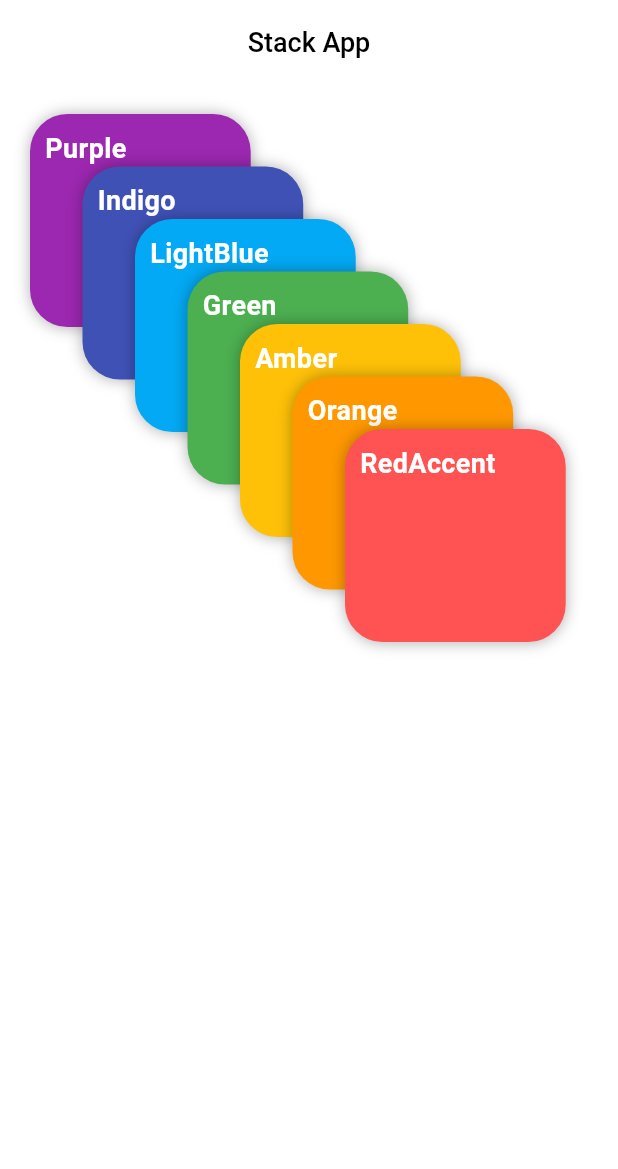
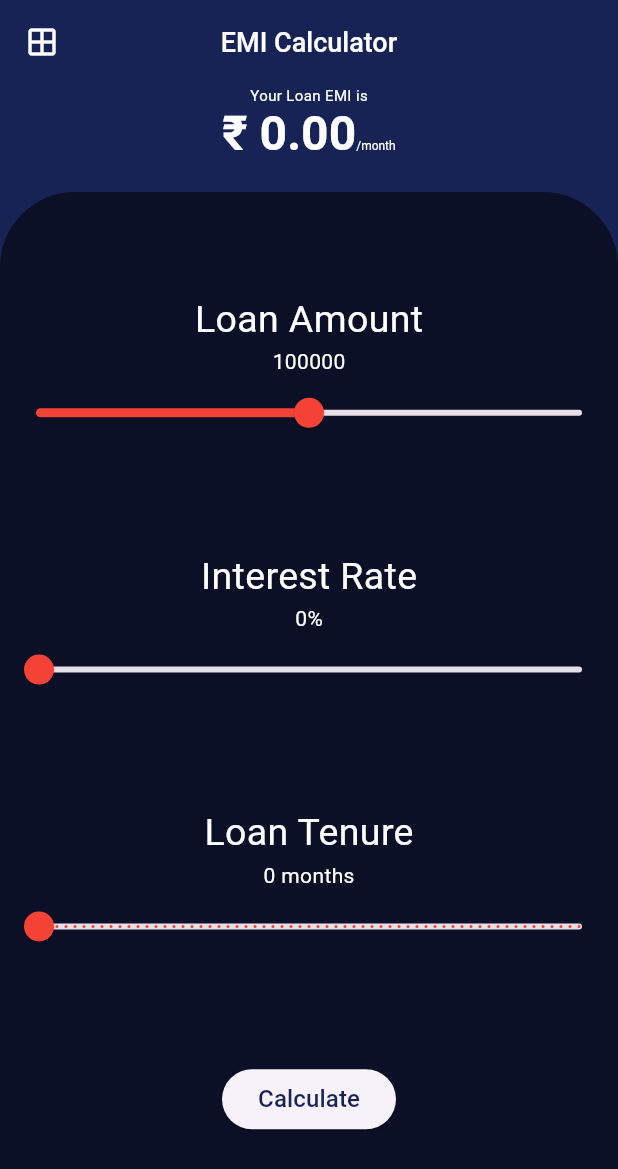
Before and after one commit to Zimil-Patel/e_com_task_two, a Flutter app: the screen it shows after launch, on a phone screen of 412 x 824 dp. Shown: the top 1169 px of the screen. Run offline on Flutter 3.47's test engine with Material 3 defaults, Android fonts, the light colour scheme and no system bars.

Commit message:
13-02-2024

```diff
--- /dev/null
+++ b/lib/EMI_Calculator/emi_calculator.dart
@@ -0,0 +1,173 @@
+import 'package:flutter/material.dart';
+import 'dart:math';
+class EmiCalculator extends StatefulWidget {
+  const EmiCalculator({super.key});
+
+  @override
+  State<EmiCalculator> createState() => _EmiCalculatorState();
+}
+
+double EMIAmt = 0.00;
+double loanAmt = 100000;
+double interestRate = 0;
+double tenure = 0;
+
+class _EmiCalculatorState extends State<EmiCalculator> {
+  @override
+  Widget build(BuildContext context) {
+    return Scaffold(
+        backgroundColor: const Color(0xff172255),
+        appBar: AppBar(
+          centerTitle: true,
+          backgroundColor: const Color(0xff172255),
+          leading: const Icon(
+            Icons.window_outlined,
+            color: Colors.white,
+          ),
+          title: const Text(
+            'EMI Calculator',
+            style: TextStyle(
+                fontSize: 18, fontWeight: FontWeight.w500, color: Colors.white),
+          ),
+        ),
+        body: Center(
+          child: Column(
+            children: [
+              const Text(
+                'Your Loan EMI is',
+                style: TextStyle(color: Colors.white, fontSize: 10),
+              ),
+              RichText(
+                  text: TextSpan(children: <TextSpan>[
+                TextSpan(
+                  text: '₹ ${EMIAmt.toStringAsFixed(2)}',
+                  style: const TextStyle(
+                      color: Colors.white,
+                      fontSize: 32,
+                      fontWeight: FontWeight.bold),
+                ),
+                const TextSpan(
+                  text: '/month',
+                  style: TextStyle(color: Colors.white, fontSize: 8),
+                ),
+              ])),
+              Expanded(
+                child: Container(
+                  width: double.infinity,
+                  margin: const EdgeInsets.only(top: 20),
+                  decoration: const BoxDecoration(
+                      color: Colors.black54,
+                      borderRadius:
+                          BorderRadius.vertical(top: Radius.circular(50))),
+                  child: Column(
+                    mainAxisAlignment: MainAxisAlignment.spaceEvenly,
+                    children: [
+                      Column(
+                        children: [
+                          const Text(
+                            'Loan Amount',
+                            style: TextStyle(color: Colors.white, fontSize: 25),
+                          ),
+                          Text(
+                            loanAmt.toStringAsFixed(0),
+                            style:
+                                const TextStyle(color: Colors.white, fontSize: 14),
+                          ),
+                          Slider(
+                            value: loanAmt,
+                            min: 0,
+                            max: 200000,
+                            divisions: 100,
+                            activeColor: Colors.red,
+                            onChanged: (value) {
+                              loanAmt = value;
+                              setState(() {});
+                            },
+                          ),
+                        ],
+                      ),
+                      Column(
+                        children: [
+                          const Text(
+                            'Interest Rate',
+                            style: TextStyle(color: Colors.white, fontSize: 25),
+                          ),
+                          Text(
+                            '${interestRate.toStringAsFixed(0)}%',
+                            style:
+                                const TextStyle(color: Colors.white, fontSize: 14),
+                          ),
+                          Slider(
+                            value: interestRate,
+                            min: 0,
+                            max: 100,
+                            divisions: 100,
+                            activeColor: Colors.red,
+                            onChanged: (value) {
+                              interestRate = value;
+                              setState(() {});
+                            },
+                          ),
+                        ],
+                      ),
+                      Column(
+                        children: [
+                          const Text(
+                            'Loan Tenure',
+                            style: TextStyle(color: Colors.white, fontSize: 25),
+                          ),
+                          Text(
+                            '${tenure.toStringAsFixed(0)} months',
+                            style:
+                                const TextStyle(color: Colors.white, fontSize: 14),
+                          ),
+                          Slider(
+                            value: tenure,
+                            min: 0,
+                            max: 120,
+                            divisions: 60,
+                            activeColor: Colors.red,
+                            onChanged: (value) {
+                              tenure = value;
+                              setState(() {});
+                            },
+                          ),
+                        ],
+                      ),
+                      ElevatedButton(
+                          onPressed: () {
+
+                            EMIAmt =  calc_emi(loanAmt, interestRate, tenure);
+
+                            setState(() {
+
+                            });
+                          },
+                          child: const Text(
+                            'Calculate',
+                            style: TextStyle(
+                                fontSize: 16,
+                                fontWeight: FontWeight.w500,
+                                color: Color(0xff172255)),
+                          ))
+                    ],
+                  ),
+                ),
+              )
+            ],
+          ),
+        ));
+  }
+}
+
+double calc_emi(double p, double r, double t)
+{
+  double emi;
+  // one month interest
+  r = r / (12 * 100);
+  // one month period
+  t = t * 12;
+  // Calculate EMI as per formula
+  emi = (p * r * pow(1 + r, t)) / (pow(1 + r, t) - 1);
+  return (emi);
+}
--- a/lib/main.dart
+++ b/lib/main.dart
@@ -1,14 +1,16 @@
 import 'package:e_com_task_two/8.2/stack_app.dart';
+import 'package:e_com_task_two/EMI_Calculator/emi_calculator.dart';
 import 'package:flutter/material.dart';
 
 void main() {
   runApp(MaterialApp(
     debugShowCheckedModeBanner: false,
 
-    initialRoute: '/stack',
+    initialRoute: '/emi',
 
     routes: {
     '/stack': (context) => const StackApp(),
+    '/emi': (context) => const EmiCalculator(),
     },
 
   ));
```
Also changed, not shown: snaps/8.2/stackApp.png (renamed from snaps/stackApp.png), snaps/EMICalc/EMICalc.png (added), 1 other file.
